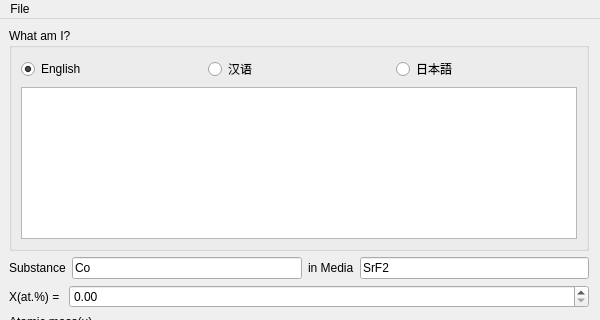
Before: the Qt Designer form ui/converter.ui in obliviousgarden/at-mass-volContentsConverter, drawn with Qt 5; both pictures show x 0 to 600 and y 0 to 320 of the 600 by 720 pixel window.
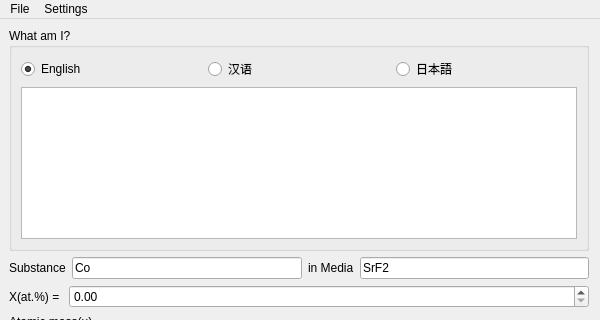
After: the same form once the commit is applied. Icons and pictures are not drawn.

Commit message: 4th commit: 1. Added the ability to manage common components 2. Commonly used components are persisted in the user folder in the form of JSON files 3. Refactored the code of commonly used components, changing from analyzing source code to dictionary query

Patch:
```diff
--- a/ui/converter.ui
+++ b/ui/converter.ui
@@ -362,7 +362,14 @@
     </property>
     <addaction name="actionQuit"/>
    </widget>
+   <widget class="QMenu" name="menuEdit">
+    <property name="title">
+     <string>Settings</string>
+    </property>
+    <addaction name="actionComponent_Manegement"/>
+   </widget>
    <addaction name="menuFile"/>
+   <addaction name="menuEdit"/>
   </widget>
   <widget class="QStatusBar" name="statusbar"/>
   <action name="actionQuit">
```
Left out of the diff: 5 changed lines with no effect on the pictures. The commit also changes 5 other files.
